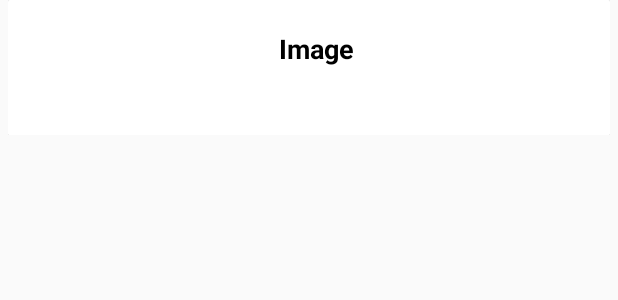
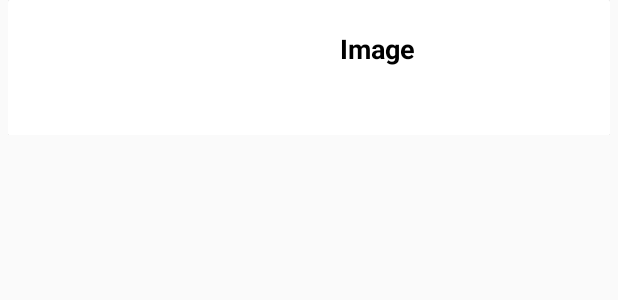
Before and after one commit to FDiKey/shfu-project1, an Android app: the layout rowitem.xml on its own in the app's theme, with its tools: preview values and no code run, on a phone screen of 412 x 824 dp. Shown: the top 300 px of the screen. Run offline under Robolectric (Android 15) with nearby library versions, the light colour scheme and no system bars.

Commit message:
Finish light#1

```diff
--- a/app/src/main/AndroidManifest.xml
+++ b/app/src/main/AndroidManifest.xml
@@ -23,6 +23,10 @@
             android:name=".ItemActivity"
             android:label="@string/title_activity_item"
             android:theme="@style/AppTheme.NoActionBar"></activity>
+        <activity
+            android:name=".EditItem"
+            android:label="edit"
+            android:theme="@style/AppTheme.NoActionBar"></activity>
     </application>
 
 </manifest>
--- a/app/src/main/res/layout/activity_item.xml
+++ b/app/src/main/res/layout/activity_item.xml
@@ -13,6 +13,7 @@
         android:text=""
         />
 
+
     <Button
         android:id="@+id/item_back"
         android:layout_width="wrap_content"
--- a/app/src/main/res/layout/rowitem.xml
+++ b/app/src/main/res/layout/rowitem.xml
@@ -28,17 +28,19 @@
                 android:layout_height="65dp"
                 android:layout_weight="8"
                 />
+
             <TextView
+                android:id="@+id/nickname"
                 android:layout_width="match_parent"
-                android:layout_height="match_parent"
-                android:id="@+id/nickname"
-                android:height="90dp"
+                android:layout_height="wrap_content"
+                android:layout_weight="2"
+                android:layout_gravity="center"
                 android:gravity="center"
                 android:paddingLeft="10dp"
                 android:text="Image"
                 android:textColor="#000"
-                android:textStyle="bold"
-                android:textSize="18sp" />
+                android:textSize="18sp"
+                android:textStyle="bold" />
 
         </LinearLayout>
 
```
Also changed, not shown: app/src/main/java/com/examplex/kirill/project1/EditItem.java (added, +45 -0 lines), app/src/main/java/com/examplex/kirill/project1/HomeActivity.java (+38 -1 lines), app/src/main/res/layout/edit_item_layout.xml (added, +23 -0 lines).
